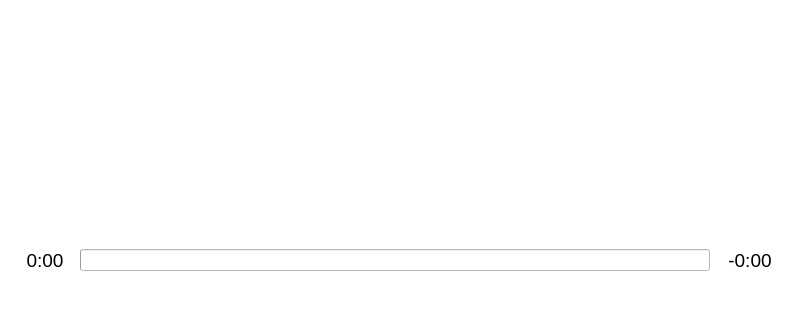
This is nowplaying.ui in reesque/Maestro as Qt 5 draws it before an edit; both pictures show x 0 to 800 and y 240 to 560 of the 800 by 560 pixel window. The edited form follows.
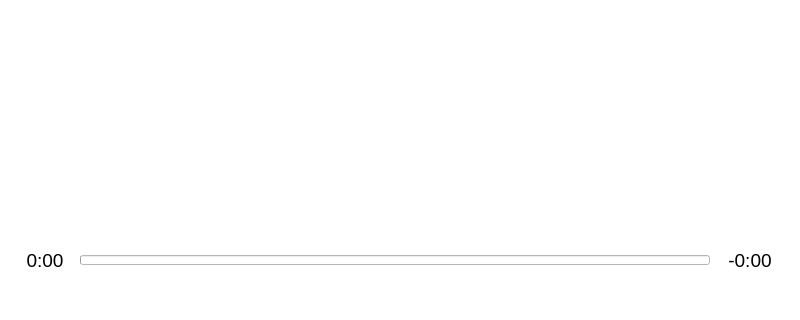
This is the edited form. Icons and pictures are not drawn.

What changed in the file:
```diff
--- a/nowplaying.ui
+++ b/nowplaying.ui
@@ -319,6 +319,24 @@
       </item>
       <item>
        <widget class="QProgressBar" name="Seekbar">
+        <property name="sizePolicy">
+         <sizepolicy hsizetype="Expanding" vsizetype="Minimum">
+          <horstretch>0</horstretch>
+          <verstretch>0</verstretch>
+         </sizepolicy>
+        </property>
+        <property name="minimumSize">
+         <size>
+          <width>0</width>
+          <height>10</height>
+         </size>
+        </property>
+        <property name="maximumSize">
+         <size>
+          <width>16777215</width>
+          <height>10</height>
+         </size>
+        </property>
         <property name="styleSheet">
          <string notr="true">QProgressBar {
   border: 2px solid grey;
@@ -330,7 +348,7 @@
 }</string>
         </property>
         <property name="maximum">
-         <number>1000</number>
+         <number>100</number>
         </property>
         <property name="value">
          <number>0</number>
```
Left out of the diff: 26 changed lines with no effect on the pictures.
